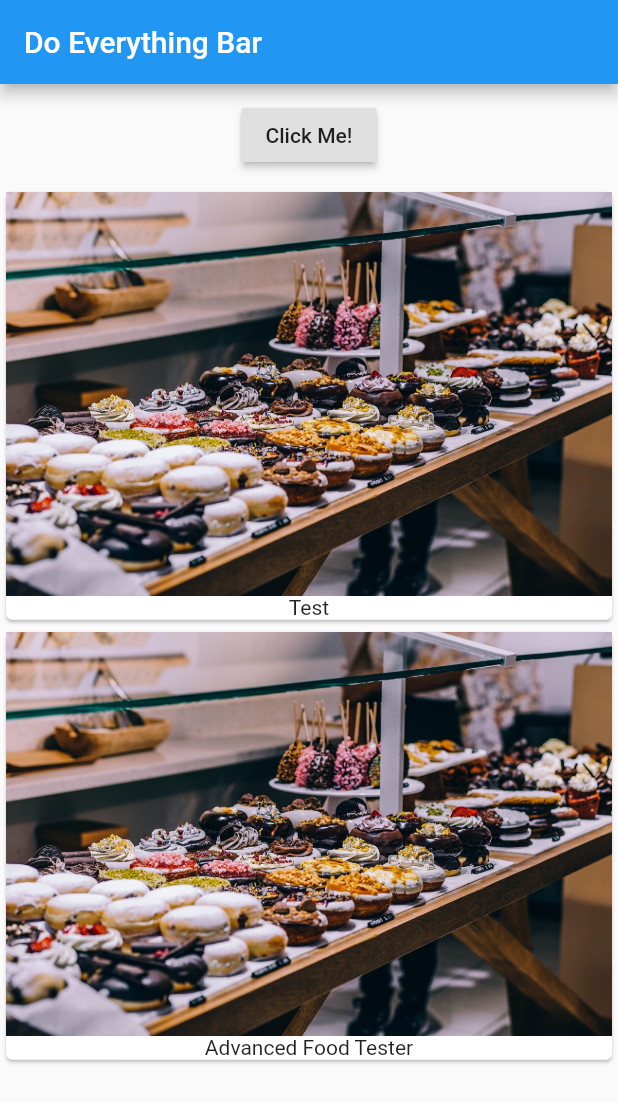
After one commit to talksik/basic_futter_app, a Flutter app: the screen it shows after launch, after a tap on "Click Me!", on a phone screen of 412 x 824 dp. The commit adds this screen. Shown: the top 1103 px of the screen. Run offline on Flutter 3.47's test engine with Material 2 defaults, Android fonts, the phone set to English and light mode, and no system bars.

Commit message:
simple widget tree with managing data with each

```diff
--- a/lib/main.dart
+++ b/lib/main.dart
@@ -1,18 +1,10 @@
 import 'package:flutter/material.dart';
+
+import './product_manager.dart';
 
 void main() => runApp(MyApp());
 
-class MyApp extends StatefulWidget {
-  @override
-  State<StatefulWidget> createState() {
-    // TODO: implement createState
-    return _MyAppState();
-  }
-}
-
-class _MyAppState extends State<MyApp> {
-  List<String> _products = ['Test'];
-
+class MyApp extends StatelessWidget {
   @override
   Widget build(BuildContext context) {
     return MaterialApp(
@@ -22,27 +14,7 @@ class _MyAppState extends State<MyApp> {
       ),
       body: Column(
         children: [
-          Container(
-              margin: EdgeInsets.all(10),
-              child: RaisedButton(
-                onPressed: () {
-                  setState(() {
-                    _products.add('Advanced Food Tester');
-                  });
-                },
-                child: Text('Click Me!'),
-              )),
-          Column(
-            children: _products
-                .map((elem) => Card(
-                        child: Column(
-                      children: <Widget>[
-                        Image.asset('assets/food.jpg'),
-                        Text(elem)
-                      ],
-                    )))
-                .toList(),
-          ),
+          ProductManager('Test'),
         ],
       ),
     ));
--- /dev/null
+++ b/lib/product_manager.dart
@@ -0,0 +1,44 @@
+import 'package:flutter/material.dart';
+
+import './products.dart';
+
+class ProductManager extends StatefulWidget {
+  final String startingProduct;
+
+  ProductManager(this.startingProduct);
+
+  @override
+  State<StatefulWidget> createState() {
+    return _ProductManagerState();
+  }
+}
+
+class _ProductManagerState extends State<ProductManager> {
+  List<String> _products = [];
+
+  @override
+  void initState() {
+    super.initState();
+    _products.add(widget.startingProduct);
+  }
+
+  @override
+  Widget build(BuildContext context) {
+    return Column(
+      children: [
+        Container(
+          margin: EdgeInsets.all(10),
+          child: RaisedButton(
+            onPressed: () {
+              setState(() {
+                _products.add('Advanced Food Tester');
+              });
+            },
+            child: Text('Click Me!'),
+          ),
+        ),
+        Products(_products),
+      ],
+    );
+  }
+}
--- /dev/null
+++ b/lib/products.dart
@@ -0,0 +1,19 @@
+import 'package:flutter/material.dart';
+
+class Products extends StatelessWidget {
+  final List<String> products;
+
+  Products(this.products);
+
+  @override
+  Widget build(BuildContext context) {
+    return Column(
+      children: products
+          .map((elem) => Card(
+                  child: Column(
+                children: <Widget>[Image.asset('assets/food.jpg'), Text(elem)],
+              )))
+          .toList(),
+    );
+  }
+}
```
